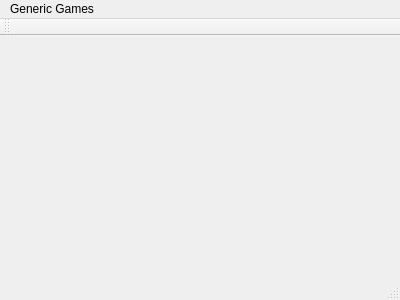
Old version of the form mainwindow.ui in the repository Luggatariff/Generic-Games.
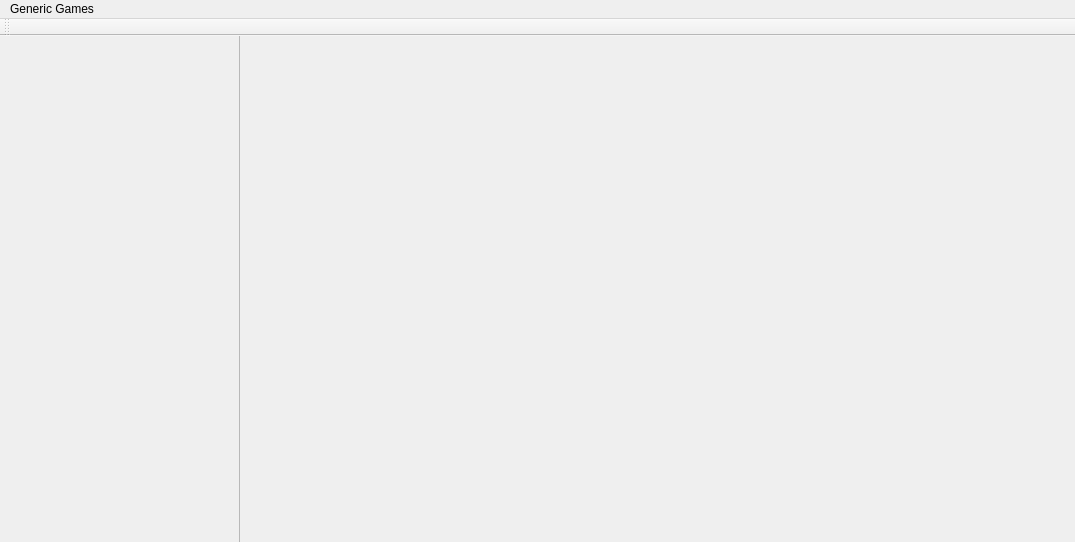
New version of the form.

Commit message: MainWindow update (unfinished)

The edit to the form file:
```diff
--- a/mainwindow.ui
+++ b/mainwindow.ui
@@ -6,14 +6,72 @@
    <rect>
     <x>0</x>
     <y>0</y>
-    <width>400</width>
-    <height>300</height>
+    <width>1075</width>
+    <height>542</height>
    </rect>
   </property>
   <property name="windowTitle">
    <string>MainWindow</string>
   </property>
-  <widget class="QWidget" name="centralWidget"/>
+  <widget class="QWidget" name="centralWidget">
+   <widget class="QScrollArea" name="dynamicParameterFramesArea">
+    <property name="geometry">
+     <rect>
+      <x>-1</x>
+      <y>-1</y>
+      <width>241</width>
+      <height>511</height>
+     </rect>
+    </property>
+    <property name="widgetResizable">
+     <bool>true</bool>
+    </property>
+    <widget class="QWidget" name="scrollAreaWidgetContents">
+     <property name="geometry">
+      <rect>
+       <x>0</x>
+       <y>0</y>
+       <width>239</width>
+       <height>509</height>
+      </rect>
+     </property>
+     <widget class="QWidget" name="verticalLayoutWidget">
+      <property name="geometry">
+       <rect>
+        <x>0</x>
+        <y>0</y>
+        <width>241</width>
+        <height>511</height>
+       </rect>
+      </property>
+      <layout class="QVBoxLayout" name="dynamicParameterFramesAreaLayout"/>
+     </widget>
+    </widget>
+   </widget>
+   <widget class="QScrollArea" name="mainArea">
+    <property name="geometry">
+     <rect>
+      <x>239</x>
+      <y>-1</y>
+      <width>841</width>
+      <height>511</height>
+     </rect>
+    </property>
+    <property name="widgetResizable">
+     <bool>true</bool>
+    </property>
+    <widget class="QWidget" name="scrollAreaWidgetContents_2">
+     <property name="geometry">
+      <rect>
+       <x>0</x>
+       <y>0</y>
+       <width>839</width>
+       <height>509</height>
+      </rect>
+     </property>
+    </widget>
+   </widget>
+  </widget>
   <widget class="QToolBar" name="mainToolBar">
    <attribute name="toolBarArea">
     <enum>TopToolBarArea</enum>
@@ -22,13 +80,12 @@
     <bool>false</bool>
    </attribute>
   </widget>
-  <widget class="QStatusBar" name="statusBar"/>
   <widget class="QMenuBar" name="menuBar">
    <property name="geometry">
     <rect>
      <x>0</x>
      <y>0</y>
-     <width>400</width>
+     <width>1075</width>
      <height>21</height>
     </rect>
    </property>
```
